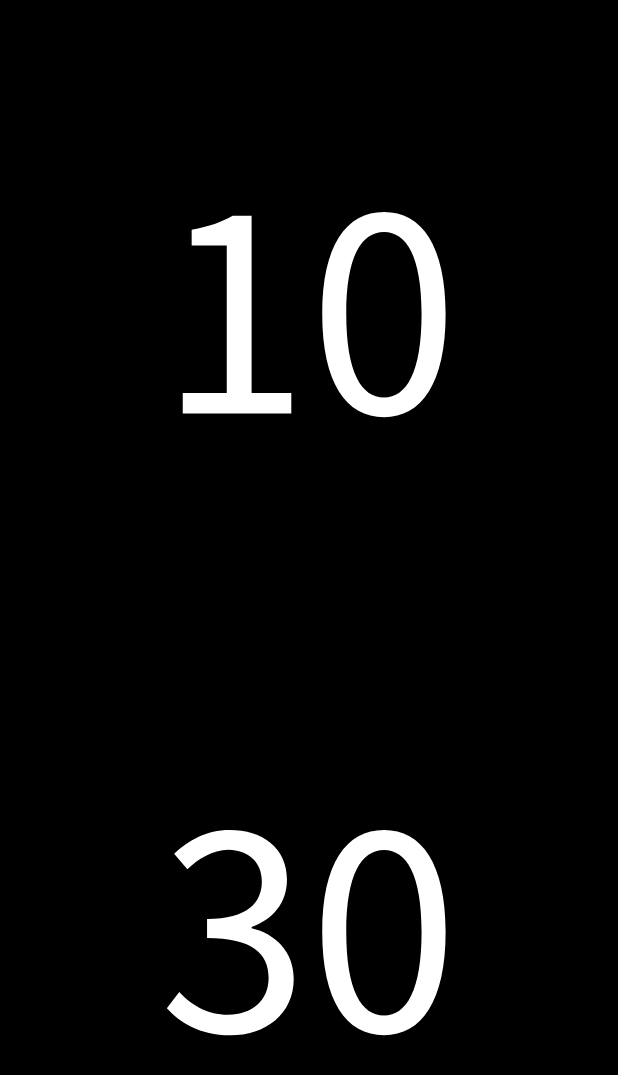
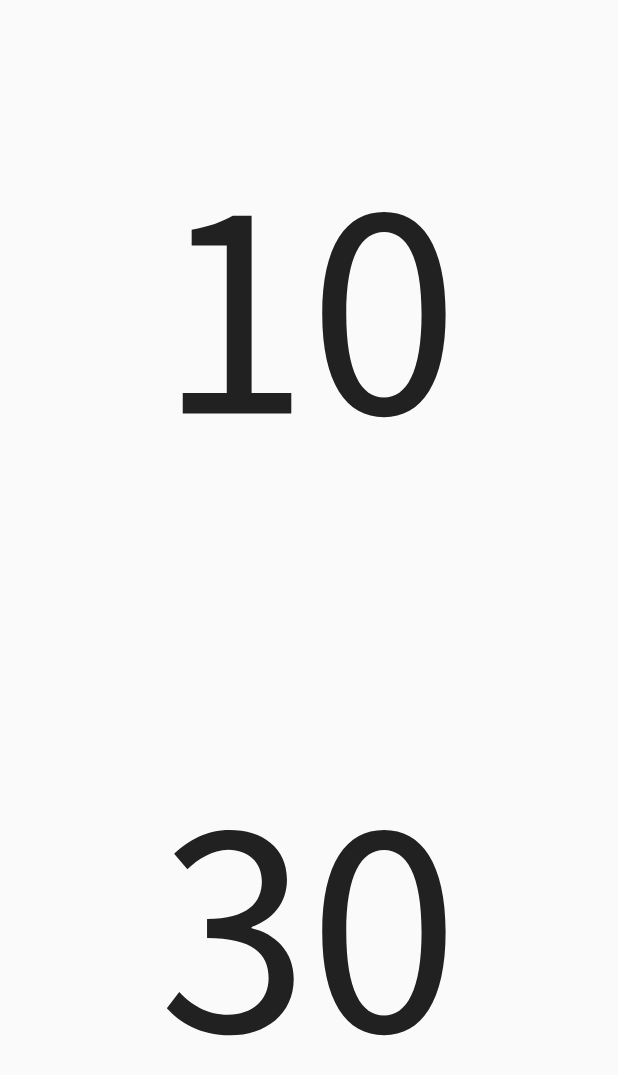
Before and after one commit to DIPENG-XU/TimeFlow-By-Compose, an Android app built with Jetpack Compose: the screen it shows after launch (TimeActivity), on a phone screen of 412 x 824 dp. Shown: the top 1075 px of the screen. Run offline under Robolectric (Android 15) with nearby library versions, the phone set to English and light mode, and no system bars; our stand-ins replace Dagger/Hilt's generated code.

Commit message:
Finish Version 2.1.0
1. Add Theme (Now there are only two theme, Light and Dark, and I will support more themes next.
)
2. The reorganization of Compose happens frequently and needs to be fixed afterwards.

```diff
--- a/app/build.gradle.kts
+++ b/app/build.gradle.kts
@@ -13,8 +13,8 @@ android {
         applicationId = "com.apollo.timeflow.bycompose"
         minSdk = 21
         targetSdk = 34
-        versionCode = 4
-        versionName = "2.0.3"
+        versionCode = 5
+        versionName = "2.1.0"
 
         testInstrumentationRunner = "androidx.test.runner.AndroidJUnitRunner"
         vectorDrawables {
--- a/app/src/main/AndroidManifest.xml
+++ b/app/src/main/AndroidManifest.xml
@@ -14,7 +14,7 @@
         android:theme="@style/Theme.TimeFlow"
         tools:targetApi="31">
         <activity
-            android:name=".compose.TimeActivity"
+            android:name=".ui.TimeActivity"
             android:exported="true"
             android:theme="@style/Theme.TimeFlow">
             <intent-filter>
--- /dev/null
+++ b/app/src/main/java/com/apollo/timeflow/bycompose/service/ThemeService.kt
@@ -0,0 +1,42 @@
+package com.apollo.timeflow.bycompose.service
+
+import android.content.Context
+import androidx.datastore.core.DataStore
+import androidx.datastore.preferences.core.Preferences
+import androidx.datastore.preferences.core.edit
+import androidx.datastore.preferences.core.intPreferencesKey
+import androidx.datastore.preferences.preferencesDataStore
+import dagger.hilt.android.qualifiers.ApplicationContext
+import kotlinx.coroutines.CoroutineScope
+import kotlinx.coroutines.flow.Flow
+import kotlinx.coroutines.flow.map
+import kotlinx.coroutines.withContext
+import javax.inject.Inject
+
+private val Context.themeDataStore: DataStore<Preferences> by preferencesDataStore(name = "Theme Record DataStore")
+
+class ThemeService(
+    private val coroutineScope: CoroutineScope,
+    private val context: Context,
+) {
+    @Inject
+    constructor(@ApplicationContext context: Context, coroutineScope: CoroutineScope) : this(
+        coroutineScope,
+        context,
+    )
+
+    val themeFlow: Flow<Int> = this.context.themeDataStore.data.map { preferences ->
+        preferences[THEME_DATA_STORE_KEY] ?: 0
+    }
+
+    suspend fun updateThemeRecord(value: Int): Unit =
+        withContext(coroutineScope.coroutineContext) {
+            context.themeDataStore.edit { preferences ->
+                preferences[THEME_DATA_STORE_KEY] = value
+            }
+        }
+
+    companion object {
+        val THEME_DATA_STORE_KEY = intPreferencesKey("theme data store key")
+    }
+}
--- a/app/src/main/java/com/apollo/timeflow/bycompose/compose/TimeActivity.kt
+++ b/app/src/main/java/com/apollo/timeflow/bycompose/ui/TimeActivity.kt
@@ -1,23 +1,32 @@
-package com.apollo.timeflow.bycompose.compose
+package com.apollo.timeflow.bycompose.ui
 
 import android.content.Intent
 import android.content.IntentFilter
+import android.graphics.Color
 import android.os.Bundle
 import android.view.Window
+import android.view.WindowInsetsController
+import android.view.WindowManager
 import androidx.activity.ComponentActivity
 import androidx.activity.compose.setContent
 import androidx.activity.viewModels
 import androidx.compose.foundation.background
 import androidx.compose.foundation.layout.Box
 import androidx.compose.foundation.layout.fillMaxSize
+import androidx.compose.material3.MaterialTheme
+import androidx.compose.runtime.Composable
+import androidx.compose.runtime.collectAsState
 import androidx.compose.ui.Modifier
-import androidx.compose.ui.graphics.Color
 import androidx.core.content.ContextCompat
 import androidx.core.view.WindowCompat
 import androidx.core.view.WindowInsetsCompat
+import androidx.core.view.WindowInsetsControllerCompat
+import com.apollo.timeflow.bycompose.R
 import com.apollo.timeflow.bycompose.broadcast.DateBroadcast
 import com.apollo.timeflow.bycompose.broadcast.TimeBroadcast
-import com.apollo.timeflow.bycompose.compose.screenAdaptation.CardHomeFeed
+import com.apollo.timeflow.bycompose.ui.screenAdaptation.CardHomeFeed
+import com.apollo.timeflow.bycompose.ui.theme.TimeFlowTheme
+import com.apollo.timeflow.bycompose.viewmodel.ThemeViewModel
 import com.apollo.timeflow.bycompose.viewmodel.TimeViewModel
 import dagger.hilt.android.AndroidEntryPoint
 
@@ -27,26 +36,42 @@ class TimeActivity : ComponentActivity() {
 
     override fun onCreate(savedInstanceState: Bundle?) {
         super.onCreate(savedInstanceState)
-        window.requestFeature(Window.FEATURE_NO_TITLE)
 
+        this.window.requestFeature(Window.FEATURE_NO_TITLE)
+        this.parseColorToStatusBarAndNavigation()
         this.addBroadcast()
 
-        mainViewModel.updateDate()
+        this.mainViewModel.updateDate()
 
         setContent {
-            Box(modifier = Modifier.background(Color.Black).fillMaxSize()) {
-                CardHomeFeed()
+            TimeFlowTheme {
+                Box(
+                    modifier = Modifier
+                        .background(MaterialTheme.colorScheme.background)
+                        .fillMaxSize()
+                ) {
+                    CardHomeFeed()
+                }
             }
         }
     }
 
     override fun onWindowFocusChanged(hasFocus: Boolean) {
         super.onWindowFocusChanged(hasFocus)
-        WindowCompat.getInsetsController(window, window.decorView).apply {
-            if (hasFocus) {
-                this.hide(WindowInsetsCompat.Type.statusBars())
-                this.hide(WindowInsetsCompat.Type.navigationBars())
-            }
+        hideStatusAndNavigationBar()
+    }
+
+    private fun parseColorToStatusBarAndNavigation() {
+        val color = ContextCompat.getColor(this, R.color.black)
+        window.statusBarColor = color
+        window.navigationBarColor = color
+        hideStatusAndNavigationBar()
+    }
+
+    private fun hideStatusAndNavigationBar() {
+        WindowCompat.getInsetsController(window, window.decorView).also {
+            it.hide(WindowInsetsCompat.Type.statusBars())
+            it.hide(WindowInsetsCompat.Type.navigationBars())
         }
     }
 
--- a/app/src/main/java/com/apollo/timeflow/bycompose/compose/component/TimeCard.kt
+++ b/app/src/main/java/com/apollo/timeflow/bycompose/ui/component/TimeCard.kt
@@ -1,20 +1,23 @@
-package com.apollo.timeflow.bycompose.compose.component
+package com.apollo.timeflow.bycompose.ui.component
 
 import androidx.compose.foundation.Image
 import androidx.compose.foundation.background
 import androidx.compose.foundation.clickable
+import androidx.compose.foundation.interaction.MutableInteractionSource
 import androidx.compose.foundation.layout.Arrangement
 import androidx.compose.foundation.layout.Box
 import androidx.compose.foundation.layout.Row
 import androidx.compose.foundation.layout.height
 import androidx.compose.foundation.layout.padding
 import androidx.compose.foundation.layout.width
+import androidx.compose.material3.MaterialTheme
 import androidx.compose.material3.Scaffold
 import androidx.compose.material3.Text
 import androidx.compose.runtime.Composable
+import androidx.compose.runtime.remember
 import androidx.compose.ui.Alignment
 import androidx.compose.ui.Modifier
-import androidx.compose.ui.graphics.Color
+import androidx.compose.ui.graphics.ColorFilter
 import androidx.compose.ui.layout.ContentScale
 import androidx.compose.ui.res.painterResource
 import androidx.compose.ui.text.font.Font
@@ -42,10 +45,16 @@ fun TimeCard(
     val height = deviceUIState.height
     Scaffold(
         modifier = Modifier
-            .clickable(onClick = clickable)
+            .clickable(
+                onClick = clickable,
+                interactionSource = remember {
+                    MutableInteractionSource()
+                },
+                indication = null,
+            )
             .width(width * 2)
             .height(height)
-            .background(Color.Black),
+            .background(MaterialTheme.colorScheme.background),
     ) {
         it.calculateTopPadding()
         it.calculateBottomPadding()
@@ -53,7 +62,7 @@ fun TimeCard(
             modifier = Modifier
                 .width(width * 2)
                 .height(height)
-                .background(Color.Black)
+                .background(MaterialTheme.colorScheme.background)
                 .padding(20.dp),
         ) {
             Row(
@@ -62,6 +71,7 @@ fun TimeCard(
                 horizontalArrangement = Arrangement.Absolute.Center,
             ) {
                 Image(
+                    colorFilter = ColorFilter.tint(color = MaterialTheme.colorScheme.primary),
                     painter = painterResource(
                         id = imageHash[leftNumber] ?: R.drawable.ic_number0
                     ),
@@ -69,9 +79,10 @@ fun TimeCard(
                     contentScale = ContentScale.FillWidth,
                     modifier = Modifier
                         .weight(1f)
-                        .background(Color.Black),
+                        .background(MaterialTheme.colorScheme.background),
                 )
                 Image(
+                    colorFilter = ColorFilter.tint(color = MaterialTheme.colorScheme.primary),
                     painter = painterResource(
                         id = imageHash[rightNumber] ?: R.drawable.ic_number0
                     ),
@@ -79,14 +90,14 @@ fun TimeCard(
                     contentScale = ContentScale.FillWidth,
                     modifier = Modifier
                         .weight(1f)
-                        .background(Color.Black)
+                        .background(MaterialTheme.colorScheme.background)
                 )
             }
             if (isTimeFormat) {
                 Text(
                     amOrPm ?: "AM",
                     modifier = Modifier.align(Alignment.BottomEnd),
-                    color = Color.White,
+                    color = MaterialTheme.colorScheme.primary,
                     fontFamily = FontFamily(
                         fonts = listOf(Font(R.font.poppins_bold, FontWeight.Light))
                     ),
--- a/app/src/main/java/com/apollo/timeflow/bycompose/compose/screenAdaptation/CardHomeFeed.kt
+++ b/app/src/main/java/com/apollo/timeflow/bycompose/ui/screenAdaptation/CardHomeFeed.kt
@@ -1,4 +1,4 @@
-package com.apollo.timeflow.bycompose.compose.screenAdaptation
+package com.apollo.timeflow.bycompose.ui.screenAdaptation
 
 import android.content.res.Configuration
 import androidx.compose.runtime.Composable
@@ -12,6 +12,6 @@ fun CardHomeFeed() {
     if (isPortrait) {
         CardPortrait()
     } else {
-        CardLandSpace()
+        CardLandScape()
     }
 }
--- /dev/null
+++ b/app/src/main/java/com/apollo/timeflow/bycompose/ui/theme/Color.kt
@@ -0,0 +1,10 @@
+package com.apollo.timeflow.bycompose.ui.theme
+
+import androidx.compose.ui.graphics.Color
+
+
+val m3_grey50 = Color(0xFFFAFAFA)
+val m3_grey_900 = Color(0xFF212121)
+
+val m3_white = Color.White
+val m3_black = Color.Black
--- /dev/null
+++ b/app/src/main/java/com/apollo/timeflow/bycompose/ui/theme/Theme.kt
@@ -0,0 +1,36 @@
+package com.apollo.timeflow.bycompose.ui.theme
+
+import androidx.compose.material3.MaterialTheme
+import androidx.compose.material3.lightColorScheme
+import androidx.compose.material3.darkColorScheme
+import androidx.compose.runtime.Composable
+import androidx.compose.runtime.collectAsState
+import androidx.hilt.navigation.compose.hiltViewModel
+import com.apollo.timeflow.bycompose.viewmodel.ThemeViewModel
+
+private val LightColors = lightColorScheme(
+    primary = m3_grey_900,
+    background = m3_grey50,
+)
+
+private val DarkColors = darkColorScheme(
+    primary = m3_white,
+    background = m3_black,
+)
+
+@Composable
+fun TimeFlowTheme(
+    content: @Composable () -> Unit
+) {
+    val viewModel = hiltViewModel<ThemeViewModel>()
+    val currentTheme = viewModel.currentThemeFlow.collectAsState(initial = 0).value
+    val colors = when (currentTheme) {
+        0 -> LightColors
+        else -> DarkColors
+    }
+
+    MaterialTheme(
+        colorScheme = colors,
+        content = content
+    )
+}
--- /dev/null
+++ b/app/src/main/java/com/apollo/timeflow/bycompose/viewmodel/ThemeViewModel.kt
@@ -0,0 +1,46 @@
+package com.apollo.timeflow.bycompose.viewmodel
+
+import android.app.Application
+import androidx.compose.runtime.State
+import androidx.compose.runtime.collectAsState
+import androidx.compose.runtime.mutableIntStateOf
+import androidx.lifecycle.AndroidViewModel
+import androidx.lifecycle.viewModelScope
+import com.apollo.timeflow.bycompose.service.ThemeService
+import dagger.hilt.android.lifecycle.HiltViewModel
+import kotlinx.coroutines.flow.Flow
+import kotlinx.coroutines.flow.last
+import kotlinx.coroutines.flow.lastOrNull
+import kotlinx.coroutines.flow.stateIn
+import kotlinx.coroutines.launch
+import javax.inject.Inject
+
+@HiltViewModel
+class ThemeViewModel @Inject constructor(
+    private val themeService: ThemeService,
+    application: Application,
+) : AndroidViewModel(application) {
+
+    /**
+     * 0 -> Light
+     * 1 -> Dark
+     */
+    val currentThemeFlow: Flow<Int> = themeService.themeFlow
+
+    fun updateTheme() {
+        viewModelScope.launch {
+            val last = currentThemeFlow.stateIn(this).value
+            themeService.updateThemeRecord(last xor 1)
+        }
+    }
+
+    /**
+     * If use more theme, use this and deprecate the [updateTheme]
+     */
+    @Suppress("MemberVisibilityCanBePrivate")
+    fun updateTheme(value: Int) {
+        viewModelScope.launch {
+            themeService.updateThemeRecord(value)
+        }
+    }
+}
```
Also changed, not shown: app/src/main/java/com/apollo/timeflow/bycompose/ui/component/DateText.kt (added, +40 -0 lines), app/src/main/java/com/apollo/timeflow/bycompose/ui/screenAdaptation/CardLandScape.kt (renamed from app/src/main/java/com/apollo/timeflow/bycompose/compose/screenAdaptation/CardLandSpace.kt, +14 -18 lines), app/src/main/java/com/apollo/timeflow/bycompose/ui/screenAdaptation/CardPortrait.kt (renamed from app/src/main/java/com/apollo/timeflow/bycompose/compose/screenAdaptation/CardPortrait.kt, +13 -17 lines), app/src/main/res/values/colors.xml (+3 -6 lines), 3 other files.
